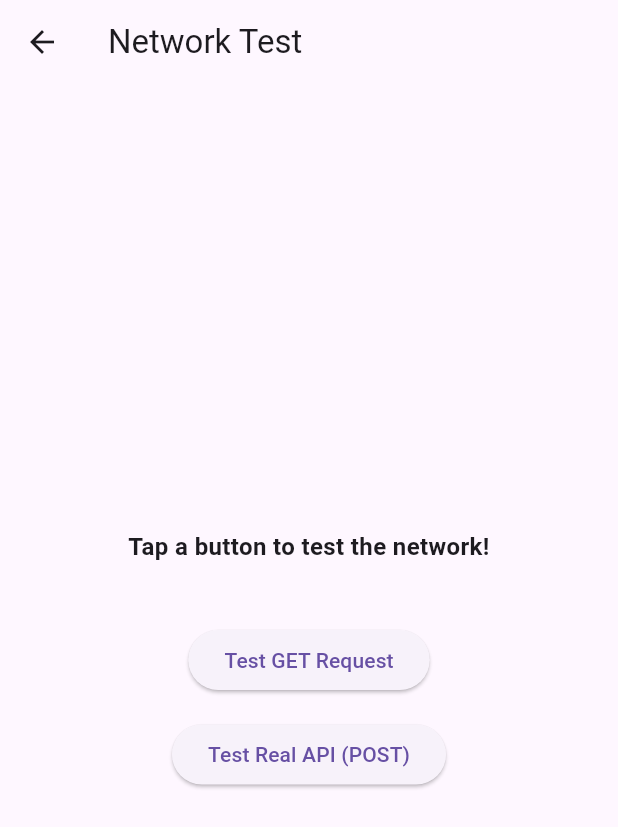
After one commit to kashan980/EandSInternship, a Flutter app: the screen it shows after launch, after a tap on "Open API Test Screen", on a phone screen of 412 x 824 dp. The commit adds this screen. Shown: the top 827 px of the screen. Run offline on Flutter 3.47's test engine with Material 3 defaults, Android fonts, the phone set to English and light mode, and no system bars; our stand-ins replace dio, firebase_core, firebase_crashlytics, firebase_messaging, flutter_local_notifications, go_router; accounts and stored records are empty; network calls fail.

Commit message:
Implemented Dio network layer and API integration

```diff
--- /dev/null
+++ b/lib/presentation/api_test_screen/api_test_screen.dart
@@ -0,0 +1,86 @@
+import 'package:flutter/material.dart';
+
+import '../../services/api_service.dart'; // Make sure this matches your file name!
+
+class ApiTestScreen extends StatefulWidget {
+  const ApiTestScreen({super.key});
+
+  @override
+  State<ApiTestScreen> createState() => _ApiTestScreenState();
+}
+
+class _ApiTestScreenState extends State<ApiTestScreen> {
+  final ApiService _apiService = ApiService();
+
+  // REQUIREMENT: Showing loader while in the network call communication
+  bool _isLoading = false;
+  String _displayText = 'Tap a button to test the network!';
+
+  void _testRequest(bool isGetRequest) async {
+    // 1. Turn on the loader and update the text BEFORE the request starts
+    setState(() {
+      _isLoading = true;
+      _displayText = isGetRequest
+          ? 'Fetching data...'
+          : 'Verifying App Version...';
+    });
+
+    String result;
+
+    // 2. Perform the network request using the updated method names
+    if (isGetRequest) {
+      result = await _apiService.fetchTestPost();
+    } else {
+      // Calling the real Evamp & Saanga API
+      result = await _apiService.verifyAppVersion();
+    }
+
+    // 3. Turn off the loader and display the parsed result AFTER the request finishes
+    setState(() {
+      _isLoading = false;
+      _displayText = result;
+    });
+  }
+
+  @override
+  Widget build(BuildContext context) {
+    return Scaffold(
+      appBar: AppBar(title: const Text('Network Test')),
+      body: Center(
+        child: Padding(
+          padding: const EdgeInsets.all(20.0),
+          child: Column(
+            mainAxisAlignment: MainAxisAlignment.center,
+            children: [
+              // Show the CircularProgressIndicator if _isLoading is true, otherwise show the text
+              if (_isLoading)
+                const CircularProgressIndicator()
+              else
+                Text(
+                  _displayText,
+                  textAlign: TextAlign.center,
+                  style: const TextStyle(
+                    fontSize: 16,
+                    fontWeight: FontWeight.bold,
+                  ),
+                ),
+
+              const SizedBox(height: 40),
+
+              ElevatedButton(
+                // Disable the button (set to null) if we are currently loading
+                onPressed: _isLoading ? null : () => _testRequest(true),
+                child: const Text('Test GET Request'),
+              ),
+              const SizedBox(height: 15),
+              ElevatedButton(
+                onPressed: _isLoading ? null : () => _testRequest(false),
+                child: const Text('Test Real API (POST)'),
+              ),
+            ],
+          ),
+        ),
+      ),
+    );
+  }
+}
--- a/lib/presentation/main_screen/main_screen.dart
+++ b/lib/presentation/main_screen/main_screen.dart
@@ -1,6 +1,8 @@
 import 'package:eandsinternship/config/routes/app_routes.dart';
 import 'package:firebase_crashlytics/firebase_crashlytics.dart'; // Added Crashlytics import
 import 'package:flutter/material.dart';
+
+import '../api_test_screen/api_test_screen.dart'; // Added import for the new API test screen
 
 class MainScreen extends StatelessWidget {
   const MainScreen({super.key});
@@ -23,9 +25,26 @@ class MainScreen extends StatelessWidget {
             const SizedBox(
               height: 20,
             ), // Adds a little spacing between the buttons
+
             TextButton(
               onPressed: () => FirebaseCrashlytics.instance.crash(),
               child: const Text("Force Firebase Crash"),
+            ),
+            const SizedBox(height: 20), // Added spacing for the new button
+            // The new button to navigate to your ApiTestScreen
+            ElevatedButton(
+              onPressed: () {
+                Navigator.push(
+                  context,
+                  MaterialPageRoute(
+                    builder: (context) => const ApiTestScreen(),
+                  ),
+                );
+              },
+              style: ElevatedButton.styleFrom(
+                backgroundColor: Colors.blue[100],
+              ), // Colored to stand out!
+              child: const Text("Open API Test Screen"),
             ),
           ],
         ),
--- a/pubspec.yaml
+++ b/pubspec.yaml
@@ -39,6 +39,7 @@ dependencies:
   go_router: 15.1.1
   firebase_core: ^4.12.1
   firebase_crashlytics: ^5.2.6
+  dio: ^5.10.0
 
 
 dev_dependencies:
```
Also changed, not shown: lib/services/api_service.dart (added, +104 -0 lines), pubspec.lock, 1 other file.
